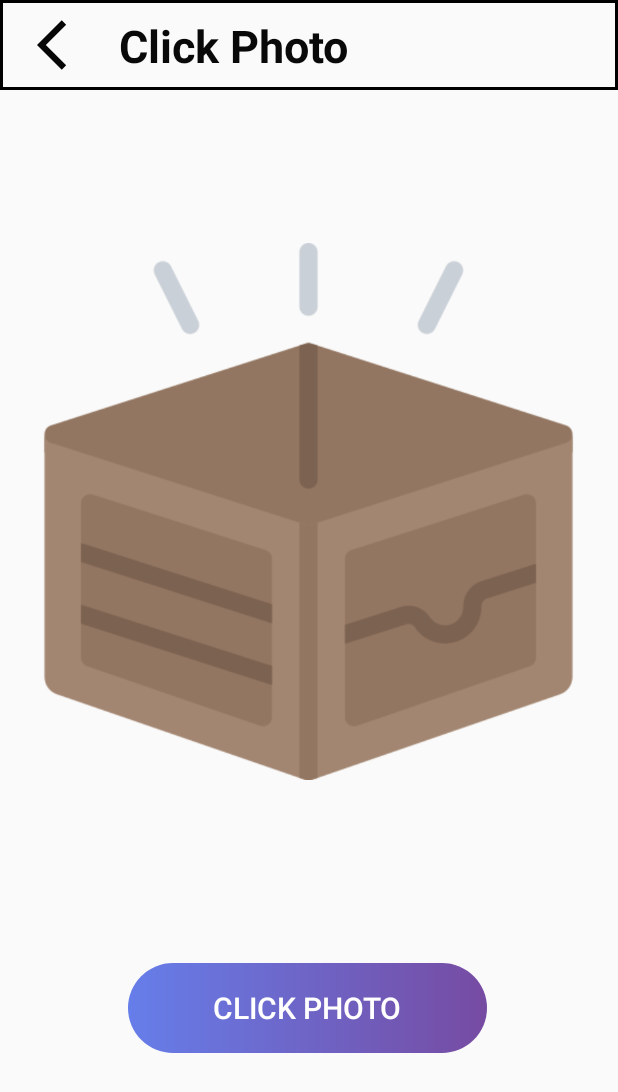
After one commit to omkarvashistha/WorkoutAdvisor, an Android app: the CaptureProgressPhoto screen opened directly, with no data from a screen before it, on a phone screen of 412 x 824 dp. The commit adds this screen. Shown: the top 1092 px of the screen. Run offline under Robolectric (Android 15) with nearby library versions, the light colour scheme and no system bars; Roboto replaces fonts that are not available here.

Commit message:
new feature to select camera and click photo

```diff
--- a/app/src/main/AndroidManifest.xml
+++ b/app/src/main/AndroidManifest.xml
@@ -5,6 +5,8 @@
     <uses-permission android:name="android.permission.READ_EXTERNAL_STORAGE" />
     <uses-permission android:name="android.permission.WRITE_EXTERNAL_STORAGE" />
     <uses-permission android:name="android.permission.INTERNET" />
+
+    <uses-feature android:name="android.hardware.camera2" android:required="true"/>
 
     <application
         android:allowBackup="true"
@@ -15,29 +17,25 @@
         android:theme="@style/Theme.WorkoutAdvisor">
         <activity
             android:name=".ViewProgress"
-            android:exported="true">
+            android:exported="true" />
 
-        </activity>
+        <activity android:name=".CaptureProgressPhoto"
+            android:exported="true"/>
+
         <activity
             android:name=".CaptureView"
             android:exported="false" />
         <activity
             android:name=".UserHome2"
-            android:exported="true" >
-
-
-
-        </activity>
+            android:exported="true" />
         <activity
             android:name=".SplashScreen"
             android:exported="true">
-
             <intent-filter>
                 <action android:name="android.intent.action.MAIN" />
 
                 <category android:name="android.intent.category.LAUNCHER" />
             </intent-filter>
-
         </activity>
         <activity
             android:name=".ExerciseDetails"
@@ -66,10 +64,9 @@
             android:resource="@array/preloaded_fonts" />
 
         <provider
+            android:name=".data.WorkoutProvider"
             android:authorities="com.example.workoutadvisor"
-            android:name=".data.WorkoutProvider"
-            android:exported="false"/>
-
+            android:exported="false" />
     </application>
 
 </manifest>
--- /dev/null
+++ b/app/src/main/java/com/example/workoutadvisor/CaptureProgressPhoto.java
@@ -0,0 +1,115 @@
+package com.example.workoutadvisor;
+
+import androidx.annotation.Nullable;
+import androidx.appcompat.app.AppCompatActivity;
+
+import android.content.ContentValues;
+import android.content.Intent;
+import android.content.pm.PackageManager;
+import android.graphics.Bitmap;
+import android.os.Bundle;
+import android.provider.MediaStore;
+import android.util.Log;
+import android.view.View;
+import android.widget.Button;
+import android.widget.ImageButton;
+import android.widget.ImageView;
+import android.widget.Toast;
+
+import com.example.workoutadvisor.data.WorkoutProvider;
+
+import java.io.ByteArrayOutputStream;
+import java.text.SimpleDateFormat;
+import java.util.Date;
+
+public class CaptureProgressPhoto extends AppCompatActivity {
+
+    Button takePhoto;
+    ImageView userPhoto;
+    ImageButton correct,wrong;
+    Bitmap photo;
+
+    WorkoutProvider provider;
+
+    static int count;
+    static final int REQUEST_IMAGE_CAPTURE = 1;
+    @Override
+    protected void onCreate(Bundle savedInstanceState) {
+        super.onCreate(savedInstanceState);
+        setContentView(R.layout.activity_capture_progress_photo);
+
+        takePhoto = findViewById(R.id.clickPhoto);
+        userPhoto = findViewById(R.id.progress_captured_pic);
+        correct = findViewById(R.id.accept_photo);
+        wrong = findViewById(R.id.reject_photo);
+        count = 0;
+
+        if(!hasCamera()){
+            takePhoto.setEnabled(false);
+        }
+
+        takePhoto.setOnClickListener(new View.OnClickListener() {
+            @Override
+            public void onClick(View v) {
+                launchCamera();
+            }
+        });
+
+
+
+        correct.setOnClickListener(new View.OnClickListener() {
+            @Override
+            public void onClick(View v) {
+                sendPhoto();
+            }
+        });
+
+
+
+    }
+
+    public boolean hasCamera(){
+        return getPackageManager().hasSystemFeature(PackageManager.FEATURE_CAMERA_ANY);
+    }
+
+    @Override
+    protected void onActivityResult(int requestCode, int resultCode, @Nullable Intent data) {
+
+
+        if(requestCode == REQUEST_IMAGE_CAPTURE && resultCode == RESULT_OK ){
+            count = 1;
+            String temp  = String.valueOf(count);
+            Toast.makeText(getApplicationContext(), temp, Toast.LENGTH_SHORT).show();
+            Bundle extras = data.getExtras();
+            Bitmap pic = (Bitmap) extras.get("data");
+            photo = pic;
+            userPhoto.setImageBitmap(pic);
+            correct.setVisibility(View.VISIBLE);
+        }
+        super.onActivityResult(requestCode, resultCode, data);
+    }
+
+    public void launchCamera(){
+        Intent intent = new Intent(MediaStore.ACTION_IMAGE_CAPTURE);
+        startActivityForResult(intent,REQUEST_IMAGE_CAPTURE);
+    }
+
+    public void sendPhoto(){
+//-----------------------------CONVERTING BITMAP TO BYTE ARRAY -------------------------------------
+        ByteArrayOutputStream stream = new ByteArrayOutputStream();
+        photo.compress(Bitmap.CompressFormat.PNG,100,stream);
+        byte[] imageBytes = stream.toByteArray();
+        photo.recycle();
+//------------------------------GETTING CURRENT DATE------------------------------------------------
+        SimpleDateFormat dateFormat = new SimpleDateFormat("dd-MM-yyyy 'at' HH:mm");
+
+        Date date = new Date(System.currentTimeMillis());
+        String currDate = date.toString();
+
+
+        ContentValues values = new ContentValues();
+
+        return;
+    }
+
+}
--- a/app/src/main/java/com/example/workoutadvisor/CaptureView.java
+++ b/app/src/main/java/com/example/workoutadvisor/CaptureView.java
@@ -18,7 +18,7 @@ public class CaptureView extends AppCompatActivity {
         capturePhoto.setOnClickListener(new View.OnClickListener() {
             @Override
             public void onClick(View v) {
-                startActivity(new Intent(getApplicationContext(),ViewProgress.class));
+                startActivity(new Intent(getApplicationContext(),CaptureProgressPhoto.class));
                 overridePendingTransition(R.anim.slide_in_right,R.anim.slide_out_left);
             }
         });
--- a/app/src/main/java/com/example/workoutadvisor/UserHome2.java
+++ b/app/src/main/java/com/example/workoutadvisor/UserHome2.java
@@ -22,16 +22,6 @@ public class UserHome2 extends AppCompatActivity {
         setContentView(R.layout.activity_user_home2);
         startText = findViewById(R.id.start_text);
 
-        try{
-            String DbName = String.valueOf(R.style.Database_name);
-            SqlDbHelper sqlDbHelper = new SqlDbHelper(getApplicationContext(),DbName,null,1);
-            SQLiteDatabase database = sqlDbHelper.getReadableDatabase();
-
-            Toast.makeText(getApplicationContext(), "INSERTED", Toast.LENGTH_SHORT).show();
-        }
-        catch(Exception e){
-            Toast.makeText(getApplicationContext(), e.getMessage().toString(), Toast.LENGTH_SHORT).show();
-        }
 
 
 //        Intent intent = getIntent();
--- /dev/null
+++ b/app/src/main/res/drawable/back_button.xml
@@ -0,0 +1,5 @@
+<vector android:autoMirrored="true" android:height="40dp"
+    android:tint="#070707" android:viewportHeight="24"
+    android:viewportWidth="24" android:width="40dp" xmlns:android="http://schemas.android.com/apk/res/android">
+    <path android:fillColor="@android:color/white" android:pathData="M11.67,3.87L9.9,2.1 0,12l9.9,9.9 1.77,-1.77L3.54,12z"/>
+</vector>
--- /dev/null
+++ b/app/src/main/res/drawable/correct.xml
@@ -0,0 +1,5 @@
+<vector android:height="40dp" android:tint="#F35C2C"
+    android:viewportHeight="24" android:viewportWidth="24"
+    android:width="40dp" xmlns:android="http://schemas.android.com/apk/res/android">
+    <path android:fillColor="@android:color/white" android:pathData="M9,16.17L4.83,12l-1.42,1.41L9,19 21,7l-1.41,-1.41z"/>
+</vector>
--- a/app/src/main/res/drawable/spinner_bg_2.xml
+++ b/app/src/main/res/drawable/spinner_bg_2.xml
@@ -1,6 +1,6 @@
 <?xml version="1.0" encoding="utf-8"?>
 <shape xmlns:android="http://schemas.android.com/apk/res/android">
-    <solid android:color="@color/spinner_bg_2"/>
-    <stroke android:color="@color/black" android:width="5dp"/>
-    <corners android:radius="10dp"/>
+<!--    <solid android:color="@color/spinner_bg_2"/>-->
+    <stroke android:color="@color/black" android:width="2dp"/>
+    <corners android:radius="0dp"/>
 </shape>
--- /dev/null
+++ b/app/src/main/res/drawable/wrong.xml
@@ -0,0 +1,5 @@
+<vector android:height="40dp" android:tint="#070707"
+    android:viewportHeight="24" android:viewportWidth="24"
+    android:width="40dp" xmlns:android="http://schemas.android.com/apk/res/android">
+    <path android:fillColor="@android:color/white" android:pathData="M19,6.41L17.59,5 12,10.59 6.41,5 5,6.41 10.59,12 5,17.59 6.41,19 12,13.41 17.59,19 19,17.59 13.41,12z"/>
+</vector>
--- /dev/null
+++ b/app/src/main/res/layout/activity_capture_progress_photo.xml
@@ -0,0 +1,89 @@
+<?xml version="1.0" encoding="utf-8"?>
+<androidx.constraintlayout.widget.ConstraintLayout xmlns:android="http://schemas.android.com/apk/res/android"
+    xmlns:app="http://schemas.android.com/apk/res-auto"
+    xmlns:tools="http://schemas.android.com/tools"
+    android:layout_width="match_parent"
+    android:layout_height="match_parent"
+    tools:context=".CaptureProgressPhoto">
+
+
+    <LinearLayout
+        android:id="@+id/linearLayout3"
+        android:layout_width="match_parent"
+        android:layout_height="wrap_content"
+        android:layout_marginBottom="764dp"
+        android:background="@drawable/spinner_bg_2"
+        android:orientation="horizontal"
+        android:padding="10dp"
+        app:layout_constraintBottom_toBottomOf="parent"
+        tools:layout_editor_absoluteX="28dp">
+
+        <ImageButton
+            android:id="@+id/back_button"
+            android:layout_width="wrap_content"
+            android:layout_height="wrap_content"
+            android:layout_weight="1"
+            android:background="@android:color/transparent"
+            android:src="@drawable/back_button" />
+
+        <TextView
+            android:layout_width="wrap_content"
+            android:layout_height="wrap_content"
+            android:layout_gravity="center"
+            android:layout_weight="1"
+            android:text="Click Photo"
+            android:textColor="#090909"
+            android:textSize="30sp"
+            android:textStyle="bold" />
+
+        <ImageButton
+            android:id="@+id/accept_photo"
+            android:layout_width="wrap_content"
+            android:layout_height="wrap_content"
+            android:layout_weight="1"
+            android:background="@android:color/transparent"
+            android:src="@drawable/correct"
+            android:visibility="invisible" />
+
+        <ImageButton
+            android:id="@+id/reject_photo"
+            android:layout_width="wrap_content"
+            android:layout_height="wrap_content"
+            android:layout_weight="1"
+            android:background="@android:color/transparent"
+            android:src="@drawable/wrong"
+            android:visibility="invisible" />
+
+    </LinearLayout>
+
+
+
+    <ImageView
+        android:id="@+id/progress_captured_pic"
+        android:layout_width="358dp"
+        android:layout_height="426dp"
+        android:visibility="visible"
+        android:layout_marginTop="68dp"
+        app:layout_constraintEnd_toEndOf="parent"
+        app:layout_constraintHorizontal_bias="0.497"
+        app:layout_constraintStart_toStartOf="parent"
+        app:layout_constraintTop_toBottomOf="@+id/linearLayout3"
+        android:src="@drawable/wallet"/>
+<!--        tools:srcCompat="@drawable/wallet" />-->
+
+    <Button
+        android:id="@+id/clickPhoto"
+        android:layout_width="239dp"
+        android:layout_height="60dp"
+        android:layout_marginTop="88dp"
+        android:background="@drawable/floating_button_bg"
+        android:text="Click Photo"
+        android:textColor="@color/white"
+        android:textSize="20sp"
+        app:layout_constraintEnd_toEndOf="@+id/progress_captured_pic"
+        app:layout_constraintHorizontal_bias="0.495"
+        app:layout_constraintStart_toStartOf="@+id/progress_captured_pic"
+        app:layout_constraintTop_toBottomOf="@+id/progress_captured_pic" />
+
+
+</androidx.constraintlayout.widget.ConstraintLayout>
```
